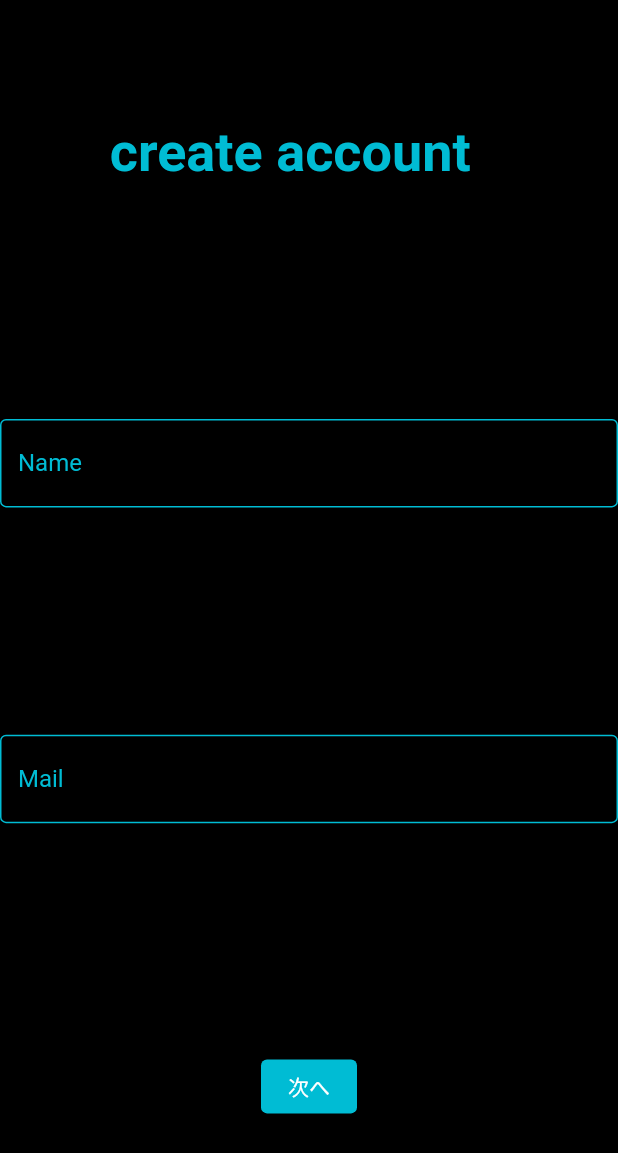
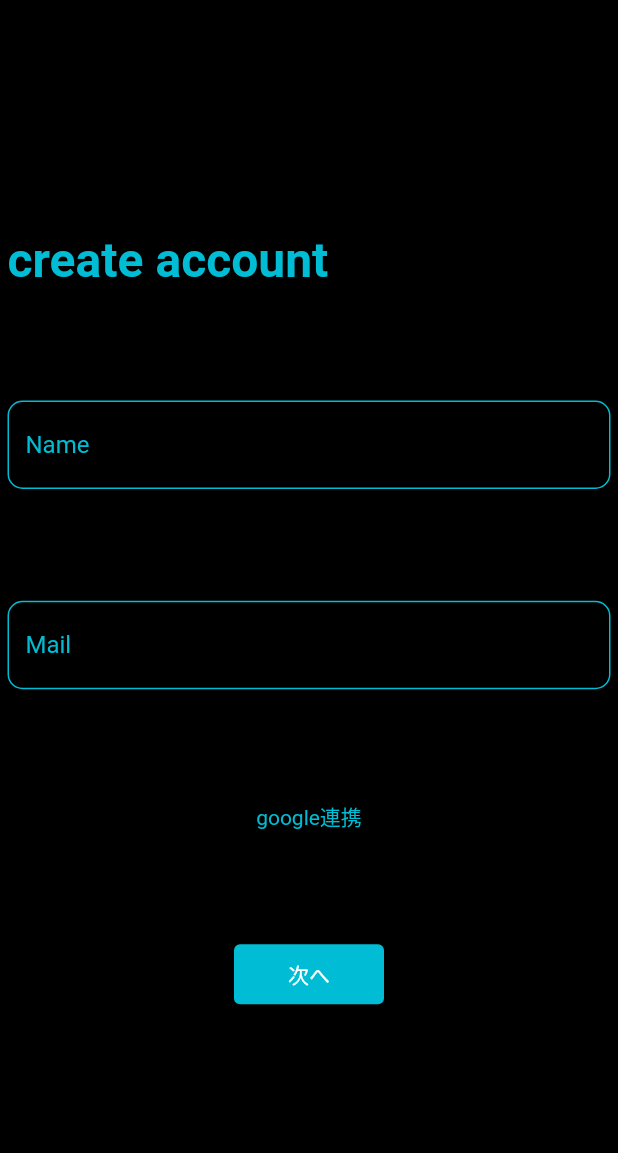
Before and after one commit to YamamotoTaishin3kan/erichan, a Flutter app: the screen it shows after launch, on a phone screen of 412 x 824 dp. Shown: the top 1153 px of the screen. Run offline on Flutter 3.47's test engine with Material 2 defaults, Android fonts, the phone set to English and light mode, and no system bars.

Commit message:
納得いくLOGinPageの見た目の完成

```diff
--- a/lib/login_page.dart
+++ b/lib/login_page.dart
@@ -11,34 +11,34 @@ class LogInPage extends StatelessWidget {
         width: screenSize.width,
         height: screenSize.height,
         color: Colors.black,
-        child: Center(
+        padding: const EdgeInsets.symmetric(horizontal: 5, vertical: 80),
         child: Column(
-            mainAxisAlignment: MainAxisAlignment.spaceAround, //Todo
+          mainAxisAlignment: MainAxisAlignment.spaceEvenly,
           children: const [
-              PageDescription(),
+            PageTitle(),
             InputTextField("Name"),
             InputTextField("Mail"),
-              ConfirmButton(),
+            CooperationTextButton(),
+            Center(child: ConfirmButton()),
           ],
-          ),
         ),
       ),
     );
   }
 }
 
-class PageDescription extends StatelessWidget {
-  const PageDescription({Key? key}) : super(key: key);
+class PageTitle extends StatelessWidget {
+  const PageTitle({Key? key}) : super(key: key);
 
   @override
   Widget build(BuildContext context) {
     return Container(
-      padding: const EdgeInsets.fromLTRB(5, 5, 30, 5), // もっといいのありそう
+      alignment: Alignment.topLeft,
       child: Text(
         "create account",
         style: TextStyle(
             color: Theme.of(context).primaryColor,
-            fontSize: 36,
+            fontSize: 32,
             fontWeight: FontWeight.bold),
       ),
     );
@@ -57,10 +57,22 @@ class InputTextField extends StatelessWidget {
         hintStyle: TextStyle(color: Theme.of(context).primaryColor),
         enabledBorder: OutlineInputBorder(
           borderSide: BorderSide(color: Theme.of(context).primaryColor),
+          borderRadius: const BorderRadius.all(Radius.circular(10.0)),
         ),
         enabled: true,
       ),
     );
+  }
+}
+
+class CooperationTextButton extends StatelessWidget {
+  const CooperationTextButton({Key? key}) : super(key: key);
+
+  @override
+  Widget build(BuildContext context) {
+    return Text("google連携",
+        textAlign: TextAlign.left,
+        style: TextStyle(color: Theme.of(context).primaryColor));
   }
 }
 
@@ -69,7 +81,11 @@ class ConfirmButton extends StatelessWidget {
 
   @override
   Widget build(BuildContext context) {
-    return ElevatedButton(
+    return SizedBox(
+      width: 100,
+      height: 40,
+      child: ElevatedButton(
+        style: const ButtonStyle(),
         onPressed: () {
           Navigator.pushNamed(context, 'HomeScreen');
         },
@@ -77,6 +93,7 @@ class ConfirmButton extends StatelessWidget {
           "次へ",
           style: TextStyle(color: Colors.white),
         ),
+      ),
     );
   }
 }
```
Lines whose indentation alone changed are shown as unchanged.
